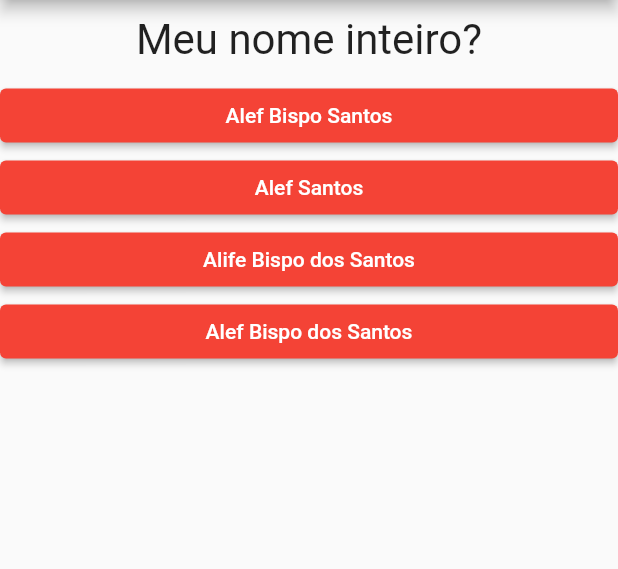
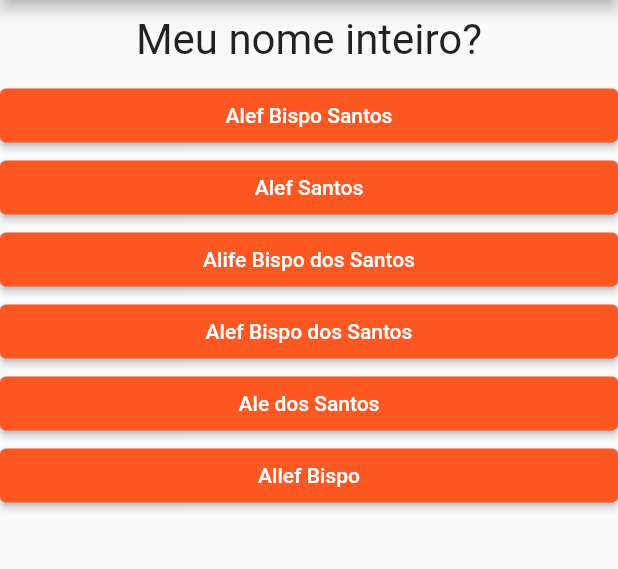
Before and after one commit to alefbispo/Quiz-App, a Flutter app: the screen it shows after launch, on a phone screen of 412 x 824 dp, the part 84-653 px from its top. Run offline on Flutter 3.47's test engine with Material 2 defaults, Android fonts, the phone set to English and light mode, and no system bars.

Commit message:
edições finais

```diff
--- a/quiz_app/lib/lista_perguntas.dart
+++ b/quiz_app/lib/lista_perguntas.dart
@@ -5,15 +5,18 @@ List<Map<String, Object>> listaDePergunatas = const [
       {'texto': 'Alef Bispo Santos', 'pontuacao': 0},
       {'texto': 'Alef Santos', 'pontuacao': 0},
       {'texto': 'Alife Bispo dos Santos', 'pontuacao': 0},
-      {'texto': 'Alef Bispo dos Santos', 'pontuacao': 1}
+      {'texto': 'Alef Bispo dos Santos', 'pontuacao': 1},
+      {'texto': 'Ale dos Santos', 'pontuacao': 0},
+      {'texto': 'Allef Bispo', 'pontuacao': 0}
     ],
   },
   {
     'texto': 'Qual minha idade?',
     'respostas': [
       {'texto': '25', 'pontuacao': 0},
+      {'texto': '29', 'pontuacao': 0},
+      {'texto': '26', 'pontuacao': 0},
       {'texto': '28', 'pontuacao': 1},
-      {'texto': '30', 'pontuacao': 0},
       {'texto': '27', 'pontuacao': 0}
     ],
   },
@@ -23,15 +26,20 @@ List<Map<String, Object>> listaDePergunatas = const [
       {'texto': 'Everton e Carmen', 'pontuacao': 1},
       {'texto': 'Evertom e Marilia', 'pontuacao': 0},
       {'texto': 'Everton e Maria', 'pontuacao': 1},
-      {'texto': 'Vertinho e Bebé', 'pontuacao': 0}
+      {'texto': 'Vertinho e Bebé', 'pontuacao': 0},
+      {'texto': 'Evito e Marila', 'pontuacao': 0},
+      {'texto': 'Everton e Marcia', 'pontuacao': 0},
+      {'texto': 'Erton e Masilia', 'pontuacao': 0}
     ],
   },
   {
-    'texto': 'Cidade que nasci?',
+    'texto': 'Onde que nasci?',
     'respostas': [
       {'texto': 'Rio de Janeiro', 'pontuacao': 0},
       {'texto': 'São Caetano', 'pontuacao': 0},
       {'texto': 'São Paulo', 'pontuacao': 1},
+      {'texto': 'São Roque', 'pontuacao': 0},
+      {'texto': 'São Matheus', 'pontuacao': 0},
       {'texto': 'Sergipe', 'pontuacao': 0}
     ],
   },
@@ -40,6 +48,8 @@ List<Map<String, Object>> listaDePergunatas = const [
     'respostas': [
       {'texto': 'Hulk', 'pontuacao': 0},
       {'texto': 'Capitão America', 'pontuacao': 0},
+      {'texto': 'Gavião Arqueiro', 'pontuacao': 0},
+      {'texto': 'Viuva Negra', 'pontuacao': 0},
       {'texto': 'Homen Aranha', 'pontuacao': 0},
       {'texto': 'Dr Estranho', 'pontuacao': 1}
     ],
@@ -59,7 +69,10 @@ List<Map<String, Object>> listaDePergunatas = const [
       {'texto': 'Desenvolvedor de Sites', 'pontuacao': 0},
       {'texto': 'Desenvolvedor de jogos', 'pontuacao': 0},
       {'texto': 'Desenvolvedor Mobile', 'pontuacao': 1},
-      {'texto': 'Professor de Computação', 'pontuacao': 0}
+      {'texto': 'Professor de Computação', 'pontuacao': 0},
+      {'texto': 'Mecanico', 'pontuacao': 0},
+      {'texto': 'Montador de móveis', 'pontuacao': 0},
+      {'texto': 'Dono da lancha', 'pontuacao': 0}
     ],
   },
 ];
--- a/quiz_app/lib/main.dart
+++ b/quiz_app/lib/main.dart
@@ -52,15 +52,12 @@ class _QuizAppState extends State<QuizApp> {
           ),
         ),
         body: temPerguntaSelecionada
-            ?
-            Questionario(
+            ? Questionario(
                 perguntas: listaDePergunatas,
                 perguntaSelecionada: perguntaSelecionada,
                 quandoResponder: responder,
-
               )
             : Resultado(pontuacaoTotal, reiniciarQuestionario),
-
       ),
     );
   }
--- a/quiz_app/lib/respostas.dart
+++ b/quiz_app/lib/respostas.dart
@@ -12,7 +12,7 @@ class Respostas extends StatelessWidget {
       width: double.infinity,
       child: ElevatedButton(
         style: ElevatedButton.styleFrom(
-          primary: Colors.red,
+          primary: Colors.deepOrange,
         ),
         child: Text(
           texto,
--- a/quiz_app/lib/resultado.dart
+++ b/quiz_app/lib/resultado.dart
@@ -12,6 +12,8 @@ class Resultado extends StatelessWidget {
   String get fraseResultado {
     if (pontuacao == listaDePergunatas.length) {
       return '*** ACERTOU TUDO!!! *** \nSE ME CONHECE MESMO EM =D';
+    }if (pontuacao == 0) {
+      return 'NÃO ACERTOU UMA...  \nSEM COMENTARIOS...';
     }
     return 'Acertou ' +
         pontuacao.toString() +
```
